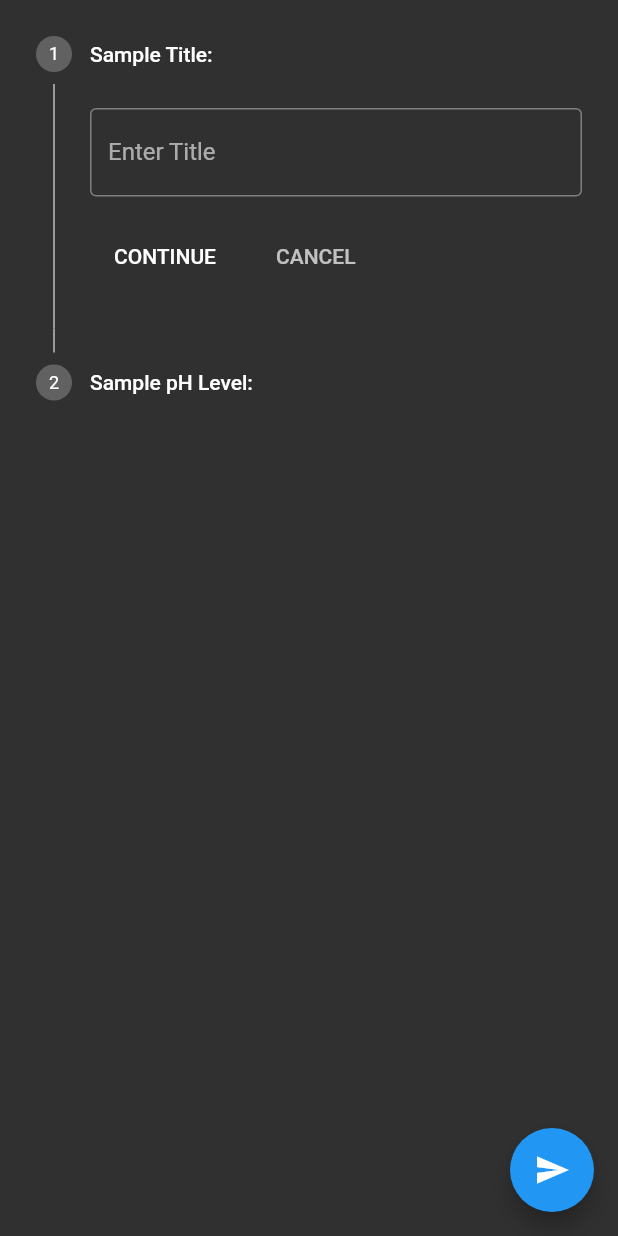
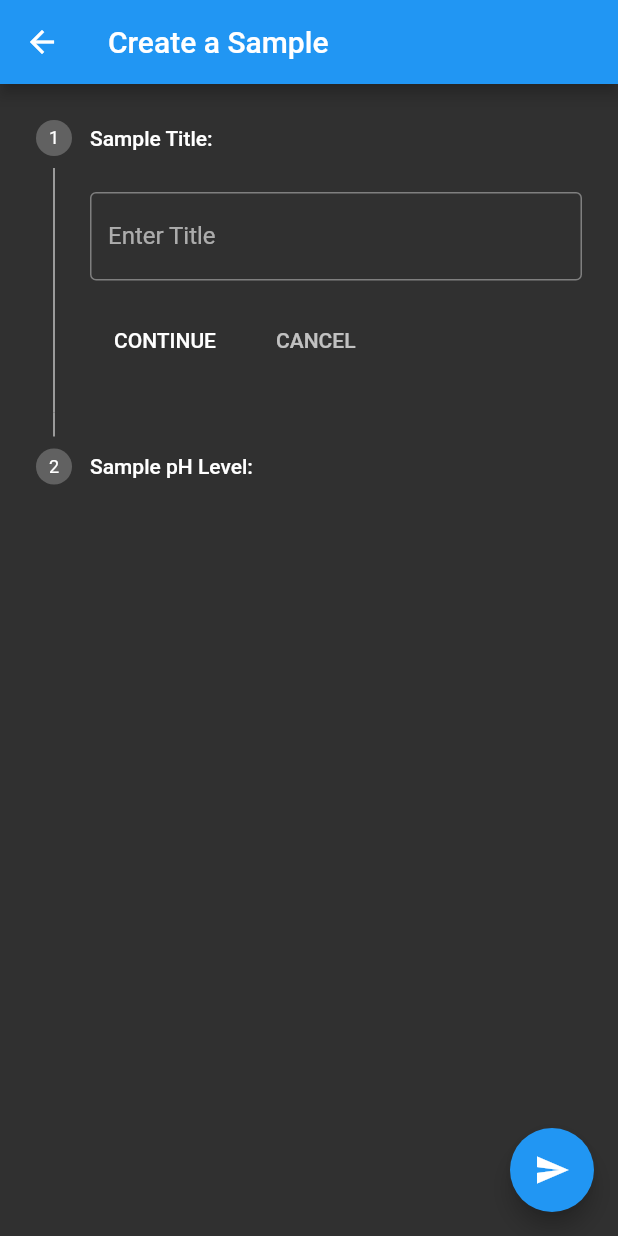
Before and after one commit to AquaSafe/aquasafe20xxDart, a Flutter app: the NewSample screen opened directly, on a phone screen of 412 x 824 dp. Run offline on Flutter 3.47's test engine with Material 2 defaults, Android fonts, the phone set to English and light mode, and no system bars; our stand-ins replace hex, shared_preferences; missing offline and left inert: sha3; accounts and stored records are empty.

Commit message:
App bar for NewSample

```diff
--- a/lib/home.dart
+++ b/lib/home.dart
@@ -89,6 +89,9 @@ class _SamplePageState extends State<NewSample> {
   @override
   Widget build(BuildContext context) {
     return Scaffold(
+      appBar: AppBar(
+        title: Text('Create a Sample'),
+      ),
       body: Stepper(
         currentStep: _index,
         onStepCancel: () {
```
